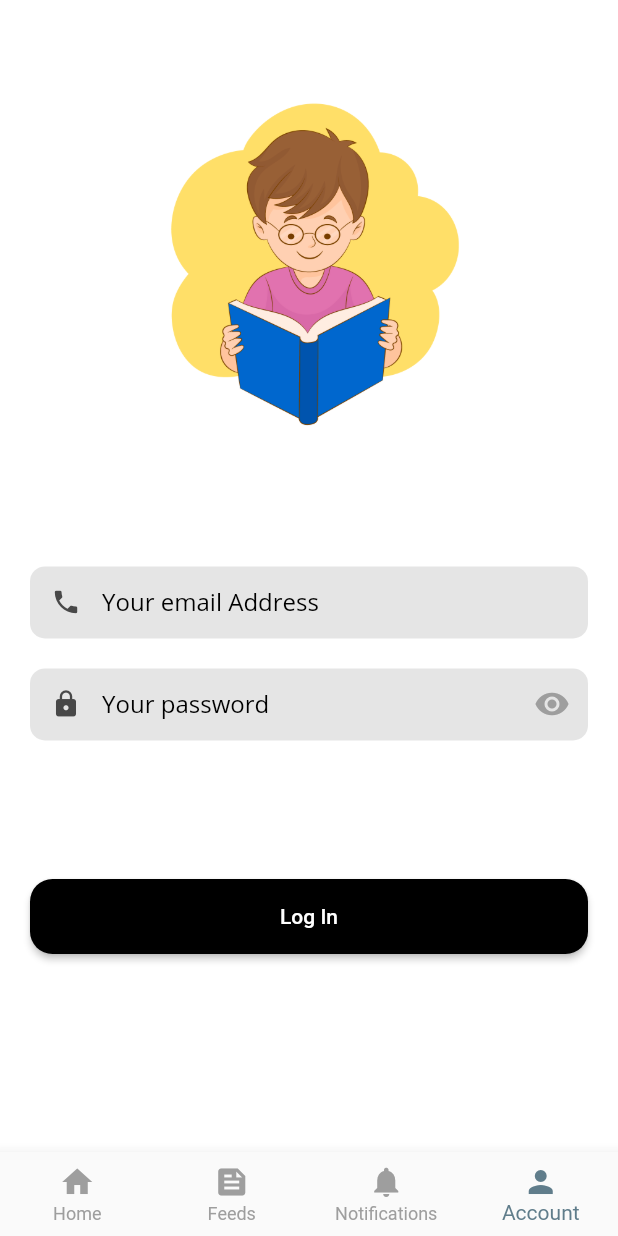
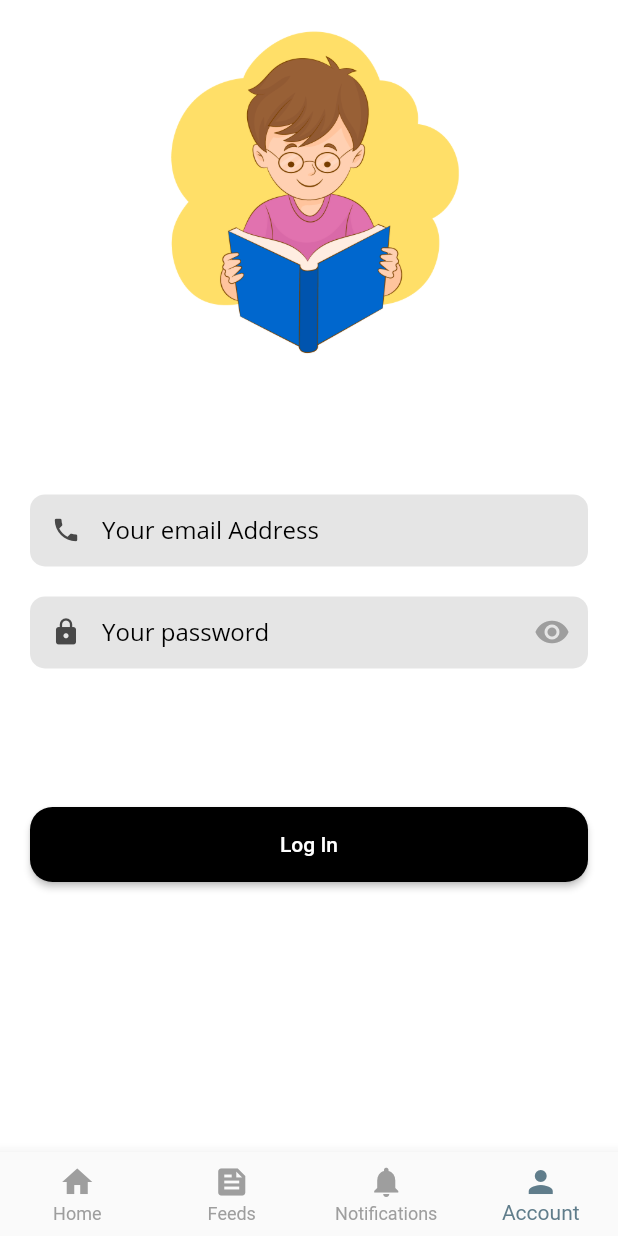
Before and after one commit to Istiak-Ahmed78/madrasah_app, a Flutter app: the screen it shows after launch, item 4 of the bottom bar chosen, on a phone screen of 412 x 824 dp. Run offline on Flutter 3.47's test engine with Material 2 defaults, Android fonts, the phone set to English and light mode, and no system bars; our stand-ins replace cloud_firestore, email_validator, file_picker, firebase_auth, firebase_core, firebase_storage and 5 more; missing offline and left inert: firebase_app_check, flutter_facebook_auth, syncfusion_flutter_pdfviewer; accounts and stored records are empty; network calls fail.

```diff
--- a/lib/views/screens/annoucement_details/announcement_details.dart
+++ b/lib/views/screens/annoucement_details/announcement_details.dart
@@ -3,12 +3,12 @@ import 'package:madrasah_app/views/styles/styles.dart';
 import 'package:syncfusion_flutter_pdfviewer/pdfviewer.dart';
 
 class ShowFullAnnoucement extends StatelessWidget {
-  final String accouncementTitle;
-  final String? contentString;
-  final String? pdfURL;
+  final String accouncementTitle, time;
+  final String? contentString, pdfURL;
   ShowFullAnnoucement(
       {Key? key,
       required this.accouncementTitle,
+      required this.time,
       this.pdfURL,
       this.contentString})
       : super(key: key);
--- a/lib/views/screens/tabs/account_tab/login_screen/login_screen.dart
+++ b/lib/views/screens/tabs/account_tab/login_screen/login_screen.dart
@@ -21,8 +21,9 @@ class LogInScreen extends StatelessWidget {
     return Scaffold(
       backgroundColor: CResources.white,
       body: Container(
-        padding:
-            EdgeInsets.symmetric(horizontal: 20, vertical: kTextTabBarHeight),
+        padding: EdgeInsets.symmetric(
+          horizontal: 20,
+        ),
         width: double.infinity,
         height: _size.height,
         child: SingleChildScrollView(
--- a/lib/views/screens/tabs/home_tab/components/notific_list_widget.dart
+++ b/lib/views/screens/tabs/home_tab/components/notific_list_widget.dart
@@ -44,9 +44,7 @@ class NoticeListWidget extends StatelessWidget {
               } else if (snapshot.data!.docs.isNotEmpty) {
                 var dataList = Methods.decodeNoticeModel(snapshot.data!);
                 return ListView.builder(
-                  // physics: const NeverScrollableScrollPhysics(),
                   itemCount: dataList.length,
-
                   itemBuilder: (context, index) => Container(
                     width: double.infinity,
                     margin: EdgeInsets.symmetric(vertical: 5),
@@ -100,7 +98,7 @@ class ListItem extends StatelessWidget {
               child: Text(
                 noticeModel.title,
                 overflow: TextOverflow.ellipsis,
-                style: TextStyle(),
+                style: TextStyle(fontFamily: Fonts.openSans),
               ),
             ),
           ],
@@ -111,6 +109,6 @@ class ListItem extends StatelessWidget {
 
   bool isNew(String noticeId) {
     DateTime id = DateTime.parse(noticeId);
-    return id.difference(DateTime.now()) < Duration(days: 1);
+    return DateTime.now().difference(id) < Duration(hours: 5);
   }
 }
--- a/pubspec.yaml
+++ b/pubspec.yaml
@@ -27,6 +27,7 @@ dependencies:
   percent_indicator: ^3.0.1
   provider: ^5.0.0
   syncfusion_flutter_pdfviewer: ^19.1.69-beta
+  timeago: ^3.1.0
   url_launcher: ^6.0.9
 
 dev_dependencies:
```
Also changed, not shown: lib/utils/methods.dart (+0 -23 lines), lib/views/screens/notice_details/notice_details_screen.dart (+8 -0 lines), lib/views/screens/see_all_announcements/see_all_announcements.dart (+10 -4 lines), pubspec.lock.
